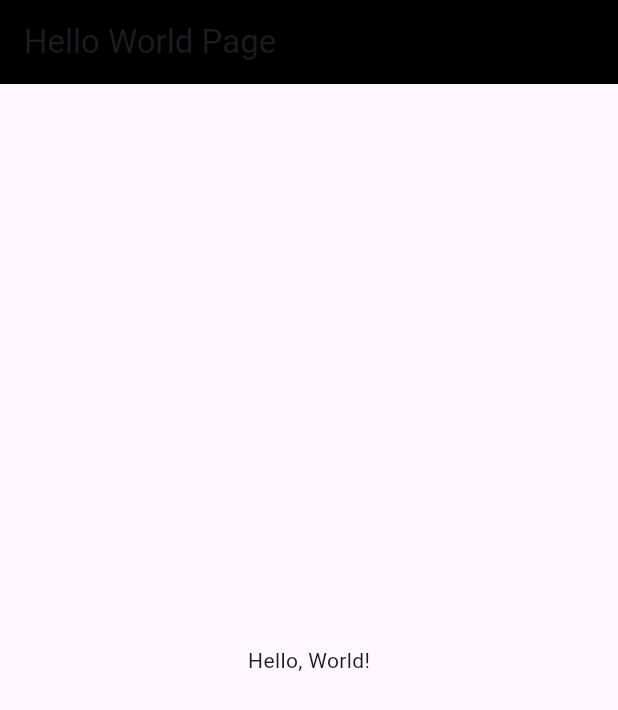
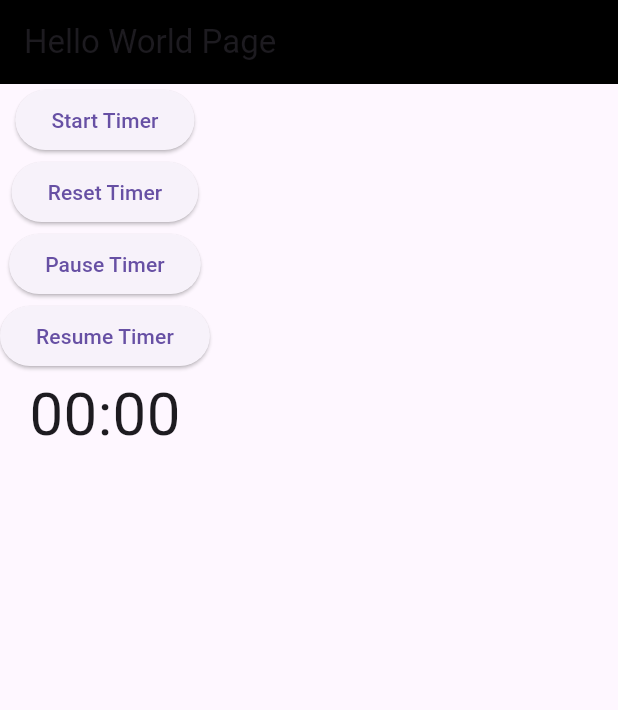
Before and after one commit to yayaya142/Activity-Shuffle, a Flutter app: the screen it shows after launch, on a phone screen of 412 x 824 dp. Shown: the top 710 px of the screen. Run offline on Flutter 3.47's test engine with Material 3 defaults, Android fonts, the phone set to English and light mode, and no system bars.

Commit message:
timer files added WIP

```diff
--- a/lib/pages/home.dart
+++ b/lib/pages/home.dart
@@ -1,4 +1,7 @@
+import 'dart:async';
+
 import 'package:flutter/material.dart';
+import 'package:sharp_shooter_pro/pages/timer_widget.dart';
 import 'package:sharp_shooter_pro/theme.dart';
 
 class Home extends StatelessWidget {
@@ -11,11 +14,7 @@ class Home extends StatelessWidget {
         title: const Text('Hello World Page'),
         backgroundColor: ThemeColors().appBarColor,
       ),
-      body: const Center(
-        child: Text(
-          'Hello, World!',
-        ),
-      ),
+      body: TimerWidget(),
     );
   }
 }
--- /dev/null
+++ b/lib/pages/timer_widget.dart
@@ -0,0 +1,48 @@
+// lib/pages/TimerWidget.dart
+import 'package:flutter/material.dart';
+import 'package:sharp_shooter_pro/services/timer_api.dart';
+
+class TimerWidget extends StatefulWidget {
+  @override
+  _TimerWidgetState createState() => _TimerWidgetState();
+}
+
+class _TimerWidgetState extends State<TimerWidget> {
+  @override
+  Widget build(BuildContext context) {
+    return Column(
+      children: [
+        ElevatedButton(
+          onPressed: () {
+            TimerAPI().startTimer(10);
+          },
+          child: const Text('Start Timer'),
+        ),
+        ElevatedButton(
+          onPressed: () {
+            TimerAPI().resetTimer();
+          },
+          child: const Text('Reset Timer'),
+        ),
+        ElevatedButton(
+          onPressed: () {
+            TimerAPI().pauseTimer();
+          },
+          child: const Text('Pause Timer'),
+        ),
+        ElevatedButton(
+          onPressed: () {
+            TimerAPI().resumeTimer();
+          },
+          child: const Text('Resume Timer'),
+        ),
+        Text(
+          TimerAPI().getRemainingTimeFormatted(),
+          style: TextStyle(
+            fontSize: 40,
+          ),
+        ),
+      ],
+    );
+  }
+}
--- /dev/null
+++ b/lib/services/timer_api.dart
@@ -0,0 +1,25 @@
+class TimerAPI {
+  int defaultTime = 10;
+  int remainingTime = 10;
+
+  // functions to interact with the timer
+  void startTimer(int time) {
+    print('Timer started for $time seconds');
+  }
+
+  void resetTimer() {
+    print('Timer reset');
+  }
+
+  void pauseTimer() {
+    print('Timer paused');
+  }
+
+  void resumeTimer() {
+    print('Timer resumed');
+  }
+
+  String getRemainingTimeFormatted() {
+    return '00:00';
+  }
+}
--- a/lib/theme.dart
+++ b/lib/theme.dart
@@ -4,7 +4,7 @@ class ThemeColors {
 // app bar colors
   Color appBarColor = const Color.fromARGB(255, 0, 0, 0);
 // body colors
-  Color primaryBackgroundColor = Color(0xff7a6161);
+  Color primaryBackgroundColor = const Color(0xff7a6161);
   Color secondaryBackgroundColor = Colors.blue;
   Color backgroundContainerColor = Colors.white;
   // fonts
```
Also changed, not shown: 1 other file.
